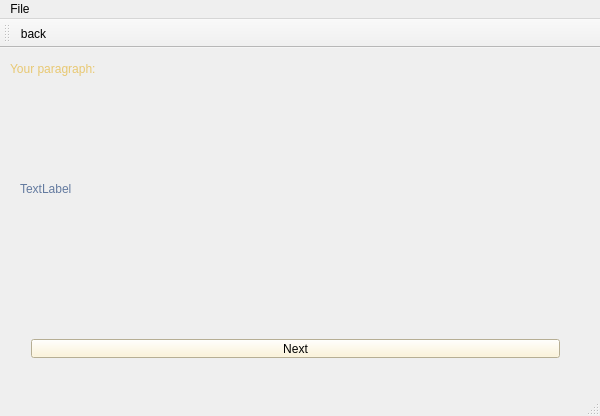
Rrr3rrr2004/Word-Frequency-Count, file DisplayTextPage.ui: the form before one commit.
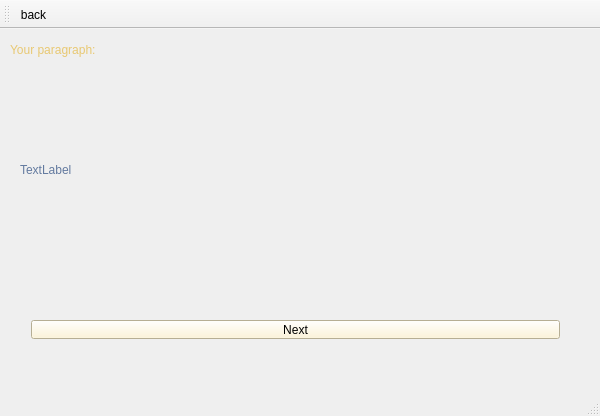
The form after the commit. Icons and pictures are not drawn.

```diff
--- a/DisplayTextPage.ui
+++ b/DisplayTextPage.ui
@@ -78,23 +78,6 @@
     </layout>
    </widget>
   </widget>
-  <widget class="QMenuBar" name="menuBar">
-   <property name="geometry">
-    <rect>
-     <x>0</x>
-     <y>0</y>
-     <width>600</width>
-     <height>21</height>
-    </rect>
-   </property>
-   <widget class="QMenu" name="menuFile">
-    <property name="title">
-     <string>File</string>
-    </property>
-    <addaction name="back"/>
-   </widget>
-   <addaction name="menuFile"/>
-  </widget>
   <widget class="QToolBar" name="mainToolBar">
    <attribute name="toolBarArea">
     <enum>TopToolBarArea</enum>
```
